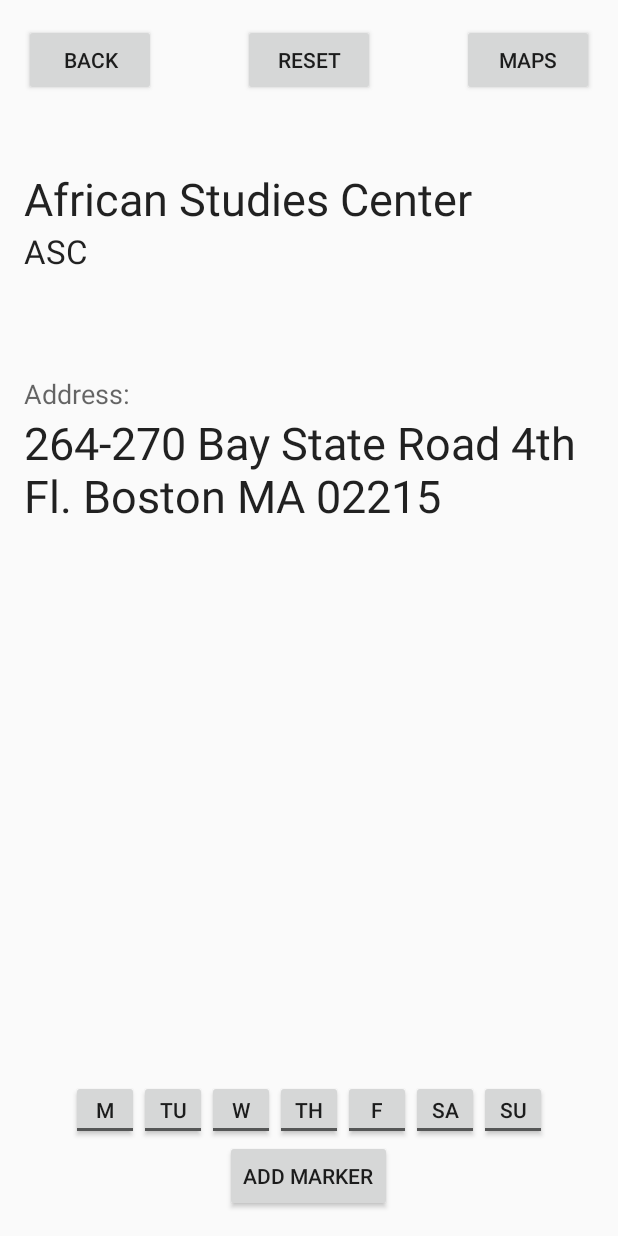
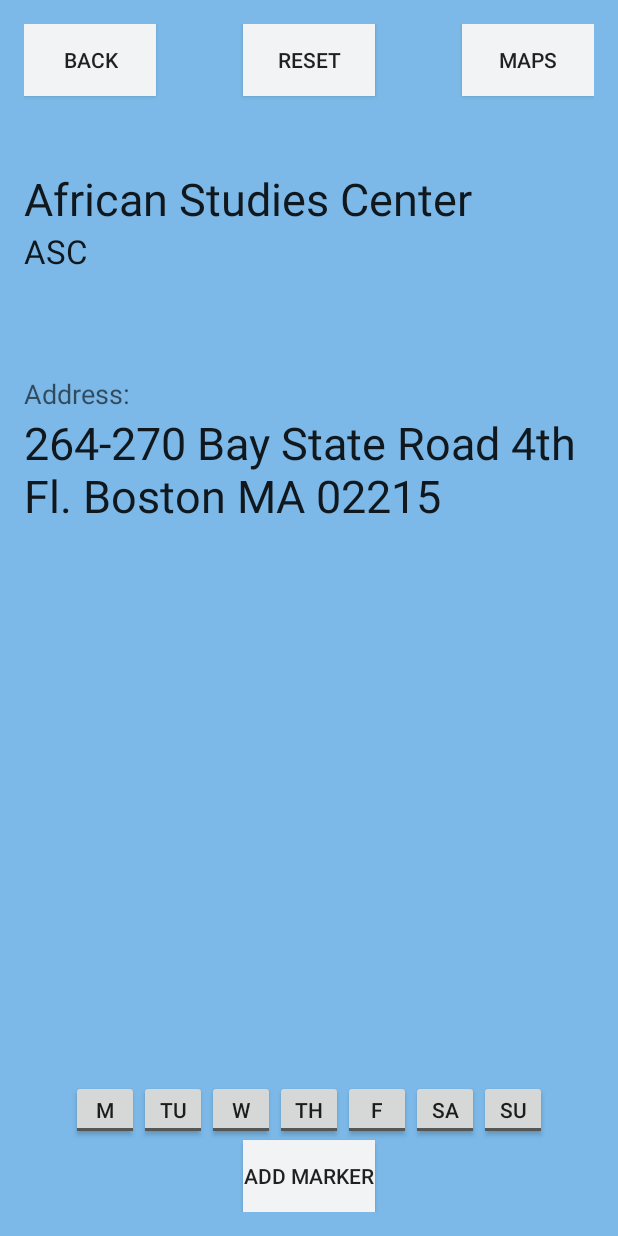
Before and after one commit to shliangan/BUCampus, an Android app: the Description screen opened directly, with no data from a screen before it, on a phone screen of 412 x 824 dp. Run offline under Robolectric (Android 15) with nearby library versions, the phone set to English and light mode, and no system bars; 4 statements that could not run were skipped.

Commit message:
Update 4
added color

```diff
--- a/app/src/main/java/com/example/shnliang/bucampus/MainActivity.java
+++ b/app/src/main/java/com/example/shnliang/bucampus/MainActivity.java
@@ -81,6 +81,7 @@ public class MainActivity extends Activity {
         });
 
         EditText searchText = (EditText) findViewById(R.id.inputSearch);
+        searchText.callOnClick();
         searchText.addTextChangedListener(new TextWatcher(){
 
             @Override
--- a/app/src/main/java/com/example/shnliang/bucampus/MapsActivity.java
+++ b/app/src/main/java/com/example/shnliang/bucampus/MapsActivity.java
@@ -45,6 +45,7 @@ public class MapsActivity extends FragmentActivity {
         setUpMapIfNeeded();
        final Button buttonRemove=(Button)findViewById(R.id.buttonRemove);
          Button buttonPlay= (Button)findViewById(R.id.BUButton);
+
         buttonPlay.setOnClickListener(new View.OnClickListener() {
             @Override
             public void onClick(View v) {
--- a/app/src/main/res/layout/activity_description.xml
+++ b/app/src/main/res/layout/activity_description.xml
@@ -4,7 +4,9 @@
     android:paddingRight="@dimen/activity_horizontal_margin"
     android:paddingTop="@dimen/activity_vertical_margin"
     android:paddingBottom="@dimen/activity_vertical_margin"
-    tools:context="com.example.shnliang.bucampus.Description">
+    tools:context="com.example.shnliang.bucampus.Description"
+    android:id="@+id/description"
+    android:background="#7CB9E8">
 
     <TextView
         android:layout_width="wrap_content"
@@ -44,7 +46,8 @@
         android:text="Back"
         android:id="@+id/button_back"
         android:layout_alignParentTop="true"
-        android:layout_alignParentStart="true" />
+        android:layout_alignParentStart="true"
+        android:background="#F2F3F4" />
 
     <Button
         android:layout_width="wrap_content"
@@ -52,7 +55,8 @@
         android:text="Maps"
         android:id="@+id/button_maps"
         android:layout_alignBottom="@+id/button_back"
-        android:layout_alignParentEnd="true" />
+        android:layout_alignParentEnd="true"
+        android:background="#F2F3F4" />
 
     <Button
         android:layout_width="wrap_content"
@@ -60,7 +64,8 @@
         android:text="Add Marker"
         android:id="@+id/button_marker"
         android:layout_alignParentBottom="true"
-        android:layout_centerHorizontal="true" />
+        android:layout_centerHorizontal="true"
+        android:background="#F2F3F4" />
 
     <TextView
         android:layout_width="wrap_content"
@@ -145,6 +150,7 @@
         android:text="Reset"
         android:id="@+id/buttonReset"
         android:layout_alignBottom="@+id/button_back"
-        android:layout_centerHorizontal="true" />
+        android:layout_centerHorizontal="true"
+        android:background="#F2F3F4" />
 
 </RelativeLayout>
```
Also changed, not shown: app/src/main/res/layout/activity_main.xml (+5 -2 lines), app/src/main/res/layout/activity_maps.xml (+6 -3 lines).
